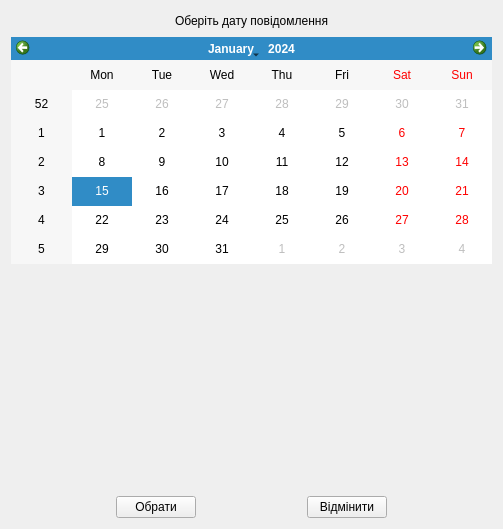
First picture: the form in VENotes/noteswindow.ui, repository MajesticRaven/VENotes, before the edit.
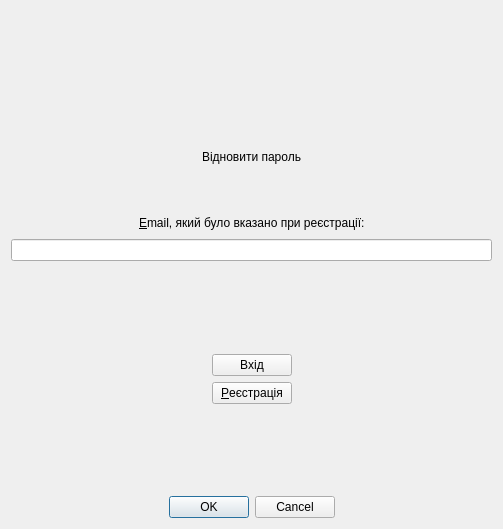
Second picture: the form after the edit. The open tabs and pages were chosen to show the change. Icons and pictures are not drawn.

```diff
--- a/VENotes/noteswindow.ui
+++ b/VENotes/noteswindow.ui
@@ -1276,6 +1276,310 @@
        </item>
       </layout>
      </widget>
+     <widget class="QWidget" name="page_5">
+      <layout class="QGridLayout" name="gridLayout_7">
+       <item row="0" column="0">
+        <layout class="QVBoxLayout" name="verticalLayout_11">
+         <item>
+          <layout class="QVBoxLayout" name="verticalLayout_16">
+           <item>
+            <layout class="QHBoxLayout" name="horizontalLayout_22">
+             <item>
+              <spacer name="horizontalSpacer_16">
+               <property name="orientation">
+                <enum>Qt::Horizontal</enum>
+               </property>
+               <property name="sizeHint" stdset="0">
+                <size>
+                 <width>40</width>
+                 <height>20</height>
+                </size>
+               </property>
+              </spacer>
+             </item>
+             <item>
+              <widget class="QLabel" name="label_auth_logo_3">
+               <property name="minimumSize">
+                <size>
+                 <width>90</width>
+                 <height>90</height>
+                </size>
+               </property>
+               <property name="maximumSize">
+                <size>
+                 <width>90</width>
+                 <height>90</height>
+                </size>
+               </property>
+               <property name="baseSize">
+                <size>
+                 <width>90</width>
+                 <height>90</height>
+                </size>
+               </property>
+               <property name="text">
+                <string/>
+               </property>
+               <property name="pixmap">
+                <pixmap>../build-VENotes-Desktop_Qt_5_9_1_MinGW_32bit-Debug/debug/resources/Images/logoRealBlue.png</pixmap>
+               </property>
+               <property name="scaledContents">
+                <bool>true</bool>
+               </property>
+              </widget>
+             </item>
+             <item>
+              <spacer name="horizontalSpacer_39">
+               <property name="orientation">
+                <enum>Qt::Horizontal</enum>
+               </property>
+               <property name="sizeHint" stdset="0">
+                <size>
+                 <width>40</width>
+                 <height>20</height>
+                </size>
+               </property>
+              </spacer>
+             </item>
+            </layout>
+           </item>
+           <item>
+            <spacer name="verticalSpacer_13">
+             <property name="orientation">
+              <enum>Qt::Vertical</enum>
+             </property>
+             <property name="sizeHint" stdset="0">
+              <size>
+               <width>20</width>
+               <height>40</height>
+              </size>
+             </property>
+            </spacer>
+           </item>
+          </layout>
+         </item>
+         <item>
+          <layout class="QHBoxLayout" name="horizontalLayout_24">
+           <item>
+            <spacer name="horizontalSpacer_40">
+             <property name="orientation">
+              <enum>Qt::Horizontal</enum>
+             </property>
+             <property name="sizeHint" stdset="0">
+              <size>
+               <width>40</width>
+               <height>20</height>
+              </size>
+             </property>
+            </spacer>
+           </item>
+           <item>
+            <widget class="QLabel" name="label_remind">
+             <property name="text">
+              <string>Відновити пароль</string>
+             </property>
+            </widget>
+           </item>
+           <item>
+            <spacer name="horizontalSpacer_44">
+             <property name="orientation">
+              <enum>Qt::Horizontal</enum>
+             </property>
+             <property name="sizeHint" stdset="0">
+              <size>
+               <width>40</width>
+               <height>20</height>
+              </size>
+             </property>
+            </spacer>
+           </item>
+          </layout>
+         </item>
+         <item>
+          <layout class="QVBoxLayout" name="verticalLayout_19">
+           <item>
+            <spacer name="verticalSpacer_11">
+             <property name="orientation">
+              <enum>Qt::Vertical</enum>
+             </property>
+             <property name="sizeHint" stdset="0">
+              <size>
+               <width>20</width>
+               <height>40</height>
+              </size>
+             </property>
+            </spacer>
+           </item>
+           <item>
+            <layout class="QHBoxLayout" name="horizontalLayout_25">
+             <item>
+              <spacer name="horizontalSpacer_45">
+               <property name="orientation">
+                <enum>Qt::Horizontal</enum>
+               </property>
+               <property name="sizeHint" stdset="0">
+                <size>
+                 <width>40</width>
+                 <height>20</height>
+                </size>
+               </property>
+              </spacer>
+             </item>
+             <item>
+              <widget class="QLabel" name="label_remind_email">
+               <property name="text">
+                <string>&amp;Email, який було вказано при реєстрації:</string>
+               </property>
+               <property name="buddy">
+                <cstring>lineEdit_auth_email</cstring>
+               </property>
+              </widget>
+             </item>
+             <item>
+              <spacer name="horizontalSpacer_46">
+               <property name="orientation">
+                <enum>Qt::Horizontal</enum>
+               </property>
+               <property name="sizeHint" stdset="0">
+                <size>
+                 <width>40</width>
+                 <height>20</height>
+                </size>
+               </property>
+              </spacer>
+             </item>
+            </layout>
+           </item>
+           <item>
+            <widget class="QLineEdit" name="lineEdit_remind_email">
+             <property name="focusPolicy">
+              <enum>Qt::StrongFocus</enum>
+             </property>
+             <property name="text">
+              <string/>
+             </property>
+            </widget>
+           </item>
+          </layout>
+         </item>
+         <item>
+          <spacer name="verticalSpacer_14">
+           <property name="orientation">
+            <enum>Qt::Vertical</enum>
+           </property>
+           <property name="sizeHint" stdset="0">
+            <size>
+             <width>20</width>
+             <height>18</height>
+            </size>
+           </property>
+          </spacer>
+         </item>
+         <item>
+          <layout class="QHBoxLayout" name="horizontalLayout_27">
+           <item>
+            <spacer name="horizontalSpacer_49">
+             <property name="orientation">
+              <enum>Qt::Horizontal</enum>
+             </property>
+             <property name="sizeHint" stdset="0">
+              <size>
+               <width>40</width>
+               <height>20</height>
+              </size>
+             </property>
+            </spacer>
+           </item>
+           <item>
+            <layout class="QVBoxLayout" name="verticalLayout_21">
+             <item>
+              <widget class="QPushButton" name="pushButton_authorization">
+               <property name="text">
+                <string>Вхід</string>
+               </property>
+              </widget>
+             </item>
+             <item>
+              <widget class="QPushButton" name="pushButton_registration">
+               <property name="text">
+                <string>&amp;Реєстрація</string>
+               </property>
+              </widget>
+             </item>
+            </layout>
+           </item>
+           <item>
+            <spacer name="horizontalSpacer_50">
+             <property name="orientation">
+              <enum>Qt::Horizontal</enum>
+             </property>
+             <property name="sizeHint" stdset="0">
+              <size>
+               <width>40</width>
+               <height>20</height>
+              </size>
+             </property>
+            </spacer>
+           </item>
+          </layout>
+         </item>
+         <item>
+          <spacer name="verticalSpacer_15">
+           <property name="orientation">
+            <enum>Qt::Vertical</enum>
+           </property>
+           <property name="sizeHint" stdset="0">
+            <size>
+             <width>20</width>
+             <height>40</height>
+            </size>
+           </property>
+          </spacer>
+         </item>
+         <item>
+          <layout class="QHBoxLayout" name="horizontalLayout_28">
+           <item>
+            <spacer name="horizontalSpacer_51">
+             <property name="orientation">
+              <enum>Qt::Horizontal</enum>
+             </property>
+             <property name="sizeHint" stdset="0">
+              <size>
+               <width>40</width>
+               <height>20</height>
+              </size>
+             </property>
+            </spacer>
+           </item>
+           <item>
+            <widget class="QDialogButtonBox" name="buttonBox_in_remind">
+             <property name="styleSheet">
+              <string notr="true"/>
+             </property>
+             <property name="standardButtons">
+              <set>QDialogButtonBox::Cancel|QDialogButtonBox::Ok</set>
+             </property>
+            </widget>
+           </item>
+           <item>
+            <spacer name="horizontalSpacer_52">
+             <property name="orientation">
+              <enum>Qt::Horizontal</enum>
+             </property>
+             <property name="sizeHint" stdset="0">
+              <size>
+               <width>40</width>
+               <height>20</height>
+              </size>
+             </property>
+            </spacer>
+           </item>
+          </layout>
+         </item>
+        </layout>
+       </item>
+      </layout>
+     </widget>
     </widget>
    </item>
   </layout>
```
Left out of the diff: 42 changed lines with no effect on the pictures.
